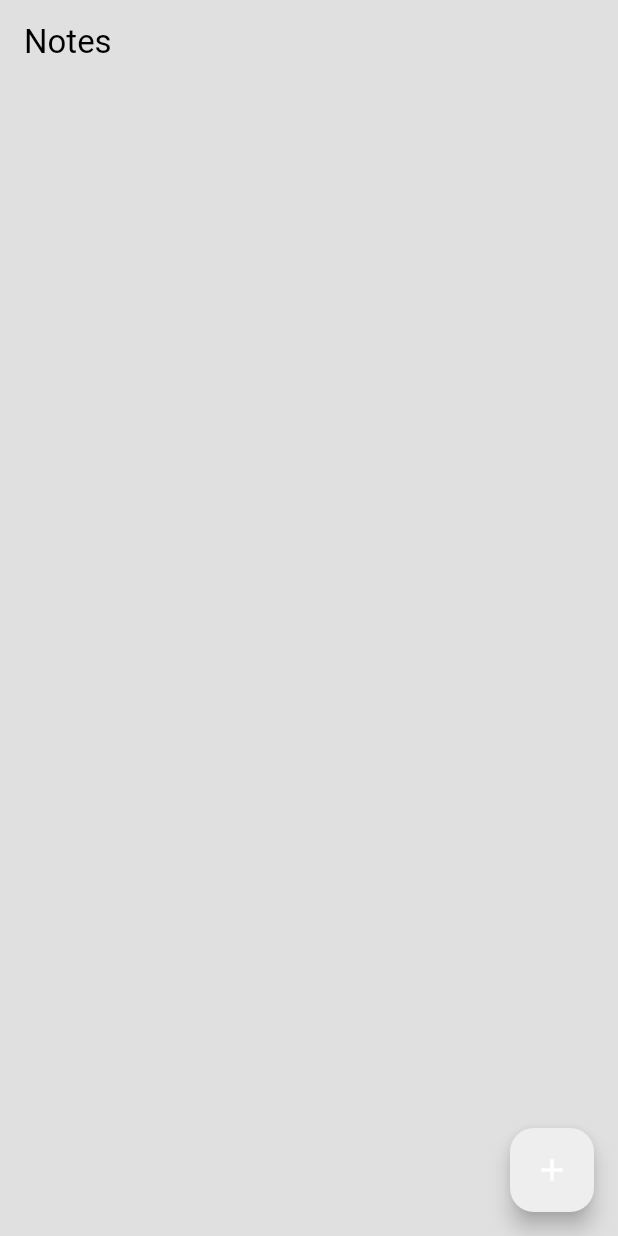
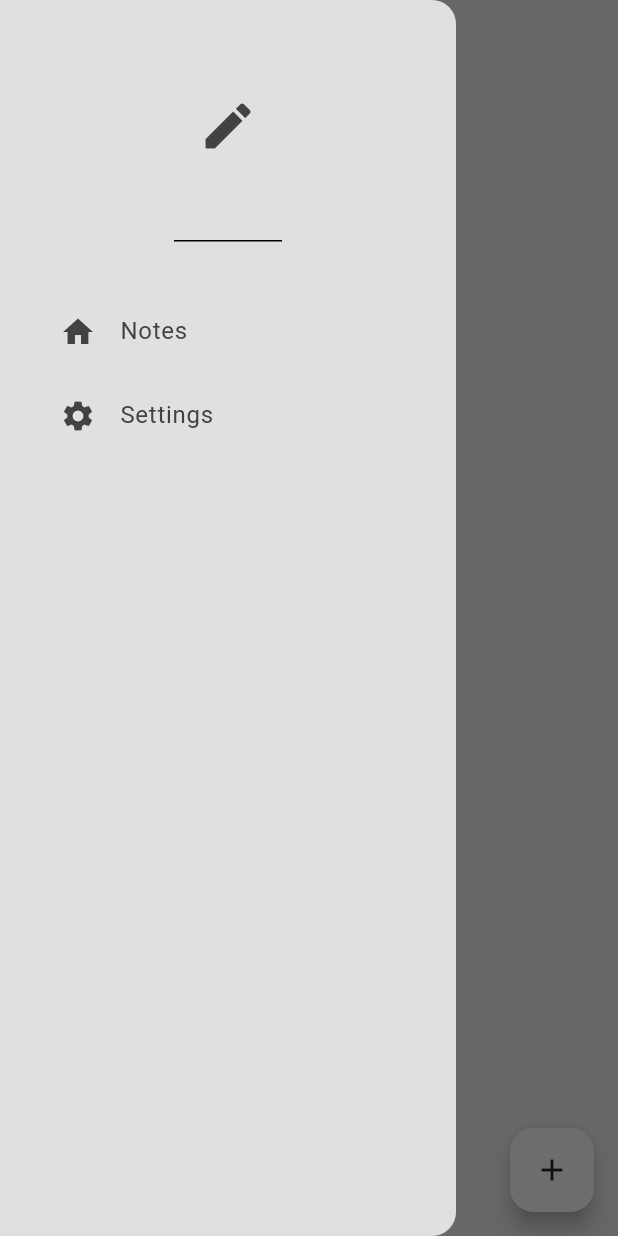
Before and after one commit to lechsebastian/notes, a Flutter app: the screen it shows after launch, with the side drawer open (before the commit the screen has no drawer), on a phone screen of 412 x 824 dp. Run offline on Flutter 3.47's test engine with Material 3 defaults, Android fonts, the phone set to English and light mode, and no system bars; our stand-ins replace auto_size_text, google_fonts, isar, popover; accounts and stored records are empty; generated files the repository leaves out were written again.

Commit message:
Improve UI

```diff
--- /dev/null
+++ b/lib/components/my_drawer.dart
@@ -0,0 +1,35 @@
+import 'package:flutter/material.dart';
+import 'package:notes/components/my_drawer_tile.dart';
+import 'package:notes/pages/settings_page.dart';
+
+class MyDrawer extends StatelessWidget {
+  const MyDrawer({super.key});
+
+  @override
+  Widget build(BuildContext context) {
+    return Drawer(
+      backgroundColor: Theme.of(context).colorScheme.surface,
+      child: Column(
+        children: [
+          DrawerHeader(child: Icon(Icons.edit, size: 40)),
+          SizedBox(height: 24),
+          MyDrawerTile(
+            title: 'Notes',
+            leading: Icon(Icons.home),
+            onTap: () => Navigator.pop(context),
+          ),
+          MyDrawerTile(
+            title: 'Settings',
+            leading: Icon(Icons.settings),
+            onTap: () {
+              Navigator.pop(context);
+              Navigator.of(context).push(
+                MaterialPageRoute(builder: (context) => const SettingsPage()),
+              );
+            },
+          ),
+        ],
+      ),
+    );
+  }
+}
--- /dev/null
+++ b/lib/components/my_drawer_tile.dart
@@ -0,0 +1,29 @@
+import 'package:flutter/material.dart';
+
+class MyDrawerTile extends StatelessWidget {
+  final String title;
+  final Widget leading;
+  final void Function()? onTap;
+
+  const MyDrawerTile({
+    super.key,
+    required this.title,
+    required this.leading,
+    this.onTap,
+  });
+
+  @override
+  Widget build(BuildContext context) {
+    return Padding(
+      padding: const EdgeInsets.only(left: 24),
+      child: ListTile(
+        title: Text(
+          title,
+          style: TextStyle(color: Theme.of(context).colorScheme.inversePrimary),
+        ),
+        leading: leading,
+        onTap: onTap,
+      ),
+    );
+  }
+}
--- a/lib/pages/notes_page.dart
+++ b/lib/pages/notes_page.dart
@@ -1,4 +1,7 @@
 import 'package:flutter/material.dart';
+import 'package:google_fonts/google_fonts.dart';
+import 'package:notes/components/my_drawer.dart';
+import 'package:notes/components/my_note_tile.dart';
 import 'package:notes/models/note.dart';
 import 'package:notes/models/note_database.dart';
 import 'package:notes/pages/details_note.dart';
@@ -12,6 +15,12 @@ class NotesPage extends StatefulWidget {
 }
 
 class _NotesPageState extends State<NotesPage> {
+  @override
+  void initState() {
+    super.initState();
+    WidgetsBinding.instance.addPostFrameCallback((_) => readNotes());
+  }
+
   // CREATE
   void createNote() {
     Navigator.of(context).push(
@@ -43,33 +52,40 @@ class _NotesPageState extends State<NotesPage> {
     final noteDataBase = context.watch<NoteDatabase>();
     List<Note> currentNotes = noteDataBase.currentNotes;
     return Scaffold(
-      appBar: AppBar(title: const Text('Notes')),
+      appBar: AppBar(elevation: 0, backgroundColor: Colors.transparent),
       floatingActionButton: FloatingActionButton(
         onPressed: createNote,
         child: const Icon(Icons.add),
       ),
-      body: ListView.builder(
-        itemCount: currentNotes.length,
-        itemBuilder: (context, index) {
-          final note = currentNotes[index];
-          return ListTile(
-            title: Text(note.title),
-            subtitle: Text(note.content.characters.take(50).toString()),
-            trailing: Row(
-              mainAxisSize: MainAxisSize.min,
-              children: [
-                IconButton(
-                  icon: const Icon(Icons.edit),
-                  onPressed: () => updateNote(note),
-                ),
-                IconButton(
-                  icon: const Icon(Icons.delete),
-                  onPressed: () => noteDataBase.deleteNote(note.id),
-                ),
-              ],
+      backgroundColor: Theme.of(context).colorScheme.surface,
+      drawer: MyDrawer(),
+      body: Column(
+        crossAxisAlignment: CrossAxisAlignment.start,
+        children: [
+          Padding(
+            padding: const EdgeInsets.only(left: 24),
+            child: Text(
+              'Notes',
+              style: GoogleFonts.dmSerifText(
+                fontSize: 48,
+                color: Theme.of(context).colorScheme.inversePrimary,
+              ),
             ),
-          );
-        },
+          ),
+          Expanded(
+            child: ListView.builder(
+              itemCount: currentNotes.length,
+              itemBuilder: (context, index) {
+                final note = currentNotes[index];
+                return MyNoteTile(
+                  note: note,
+                  onUpdatePress: () => updateNote(note),
+                  onDeletePress: () => noteDataBase.deleteNote(note.id),
+                );
+              },
+            ),
+          ),
+        ],
       ),
     );
   }
--- a/lib/theme/theme.dart
+++ b/lib/theme/theme.dart
@@ -5,8 +5,14 @@ ThemeData lightMode = ThemeData(
   colorScheme: ColorScheme.light(
     surface: Colors.grey.shade300,
     primary: Colors.grey.shade200,
+    onPrimary: Colors.grey.shade900,
     secondary: Colors.grey.shade400,
     inversePrimary: Colors.grey.shade800,
+  ),
+  iconTheme: IconThemeData(color: Colors.grey.shade800),
+  listTileTheme: ListTileThemeData(
+    textColor: Colors.grey.shade800,
+    iconColor: Colors.grey.shade800,
   ),
 );
 
@@ -15,7 +21,13 @@ ThemeData darkMode = ThemeData(
   colorScheme: ColorScheme.dark(
     surface: Colors.grey.shade900,
     primary: Colors.grey.shade800,
+    onPrimary: Colors.grey.shade100,
     secondary: Colors.grey.shade700,
     inversePrimary: Colors.grey.shade300,
   ),
+  iconTheme: IconThemeData(color: Colors.grey.shade300),
+  listTileTheme: ListTileThemeData(
+    textColor: Colors.grey.shade300,
+    iconColor: Colors.grey.shade300,
+  ),
 );
--- a/lib/theme/theme_provider.dart
+++ b/lib/theme/theme_provider.dart
@@ -19,5 +19,6 @@ class ThemeProvider extends ChangeNotifier {
     } else {
       _themeData = lightMode;
     }
+    notifyListeners();
   }
 }
--- a/pubspec.yaml
+++ b/pubspec.yaml
@@ -40,6 +40,9 @@ dependencies:
       url: https://github.com/MrLittleWhite/isar_flutter_libs.git
   path_provider: ^2.1.5
   provider: ^6.1.4
+  google_fonts: ^6.2.1
+  auto_size_text: ^3.0.0
+  popover: ^0.3.1
 
 dev_dependencies:
   flutter_test:
```
Also changed, not shown: lib/components/my_note_tile.dart (added, +62 -0 lines), lib/components/note_settings.dart (added, +41 -0 lines), lib/pages/settings_page.dart (added, +51 -0 lines), pubspec.lock.
